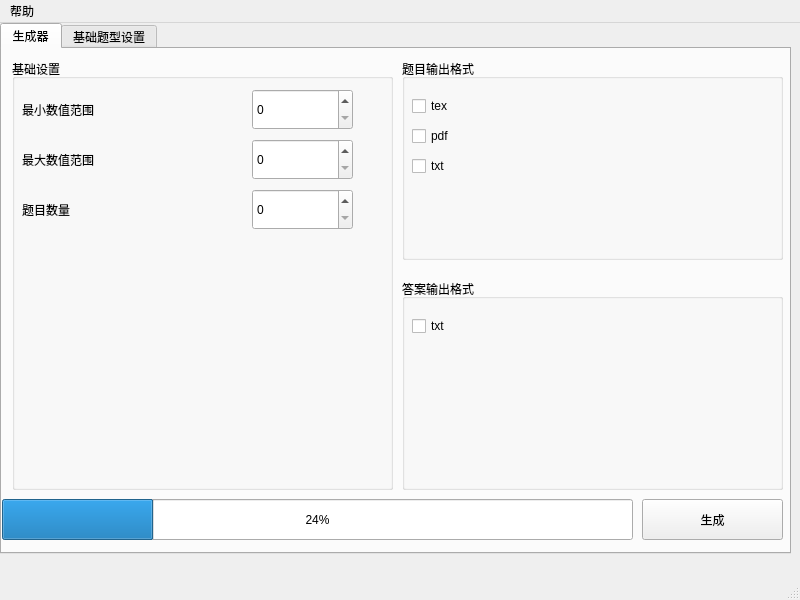
First picture: the form in main_gui.ui, repository oscarcx123/fraction-calc, before the edit.
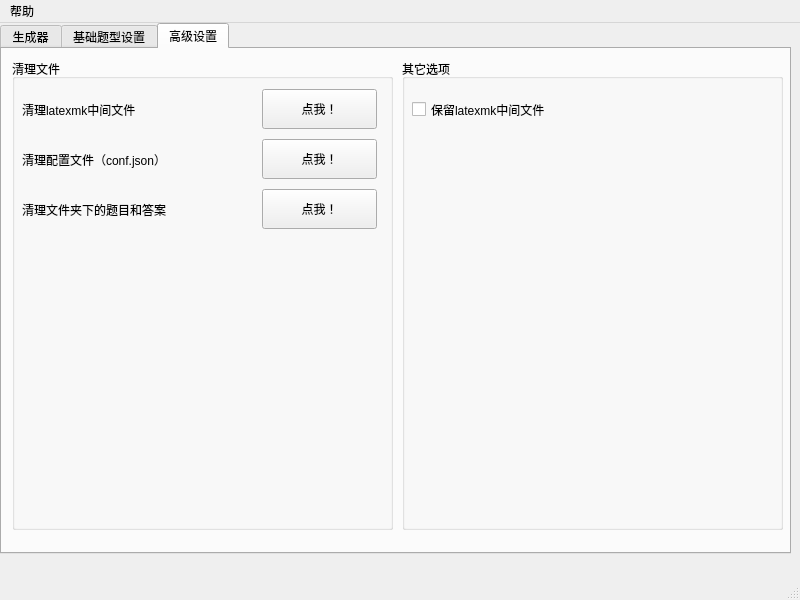
Second picture: the form after the edit. The open tabs and pages were chosen to show the change.

```diff
--- a/main_gui.ui
+++ b/main_gui.ui
@@ -151,12 +151,12 @@
         <rect>
          <x>10</x>
          <y>130</y>
-         <width>111</width>
+         <width>201</width>
          <height>41</height>
         </rect>
        </property>
        <property name="text">
-        <string>题目数量</string>
+        <string>题目数量（1-100）</string>
        </property>
       </widget>
       <widget class="QLabel" name="label_3">
@@ -164,12 +164,12 @@
         <rect>
          <x>10</x>
          <y>80</y>
-         <width>111</width>
+         <width>201</width>
          <height>41</height>
         </rect>
        </property>
        <property name="text">
-        <string>最大数值范围</string>
+        <string>最大数值范围（1-1000）</string>
        </property>
       </widget>
       <widget class="QLabel" name="label">
@@ -177,12 +177,12 @@
         <rect>
          <x>10</x>
          <y>30</y>
-         <width>121</width>
+         <width>201</width>
          <height>41</height>
         </rect>
        </property>
        <property name="text">
-        <string>最小数值范围</string>
+        <string>最小数值范围（1-1000）</string>
        </property>
       </widget>
       <widget class="QSpinBox" name="spinBox">
@@ -526,6 +526,128 @@
       </widget>
      </widget>
     </widget>
+    <widget class="QWidget" name="tab_5">
+     <attribute name="title">
+      <string>高级设置</string>
+     </attribute>
+     <widget class="QGroupBox" name="groupBox_17">
+      <property name="geometry">
+       <rect>
+        <x>10</x>
+        <y>10</y>
+        <width>381</width>
+        <height>471</height>
+       </rect>
+      </property>
+      <property name="title">
+       <string>清理文件</string>
+      </property>
+      <widget class="QLabel" name="label_7">
+       <property name="geometry">
+        <rect>
+         <x>10</x>
+         <y>30</y>
+         <width>211</width>
+         <height>41</height>
+        </rect>
+       </property>
+       <property name="text">
+        <string>清理latexmk中间文件</string>
+       </property>
+      </widget>
+      <widget class="QPushButton" name="pushButton_3">
+       <property name="geometry">
+        <rect>
+         <x>250</x>
+         <y>30</y>
+         <width>115</width>
+         <height>40</height>
+        </rect>
+       </property>
+       <property name="text">
+        <string>点我！</string>
+       </property>
+      </widget>
+      <widget class="QLabel" name="label_8">
+       <property name="geometry">
+        <rect>
+         <x>10</x>
+         <y>80</y>
+         <width>211</width>
+         <height>41</height>
+        </rect>
+       </property>
+       <property name="text">
+        <string>清理配置文件（conf.json）</string>
+       </property>
+      </widget>
+      <widget class="QPushButton" name="pushButton_4">
+       <property name="geometry">
+        <rect>
+         <x>250</x>
+         <y>80</y>
+         <width>115</width>
+         <height>40</height>
+        </rect>
+       </property>
+       <property name="text">
+        <string>点我！</string>
+       </property>
+      </widget>
+      <widget class="QLabel" name="label_9">
+       <property name="geometry">
+        <rect>
+         <x>10</x>
+         <y>130</y>
+         <width>211</width>
+         <height>41</height>
+        </rect>
+       </property>
+       <property name="text">
+        <string>清理文件夹下的题目和答案</string>
+       </property>
+      </widget>
+      <widget class="QPushButton" name="pushButton_5">
+       <property name="geometry">
+        <rect>
+         <x>250</x>
+         <y>130</y>
+         <width>115</width>
+         <height>40</height>
+        </rect>
+       </property>
+       <property name="text">
+        <string>点我！</string>
+       </property>
+      </widget>
+     </widget>
+     <widget class="QGroupBox" name="groupBox_18">
+      <property name="geometry">
+       <rect>
+        <x>400</x>
+        <y>10</y>
+        <width>381</width>
+        <height>471</height>
+       </rect>
+      </property>
+      <property name="title">
+       <string>其它选项</string>
+      </property>
+      <widget class="QCheckBox" name="checkBox_45">
+       <property name="geometry">
+        <rect>
+         <x>10</x>
+         <y>30</y>
+         <width>211</width>
+         <height>41</height>
+        </rect>
+       </property>
+       <property name="text">
+        <string>保留latexmk中间文件</string>
+       </property>
+      </widget>
+     </widget>
+    </widget>
    </widget>
   </widget>
   <widget class="QMenuBar" name="menubar">
```
